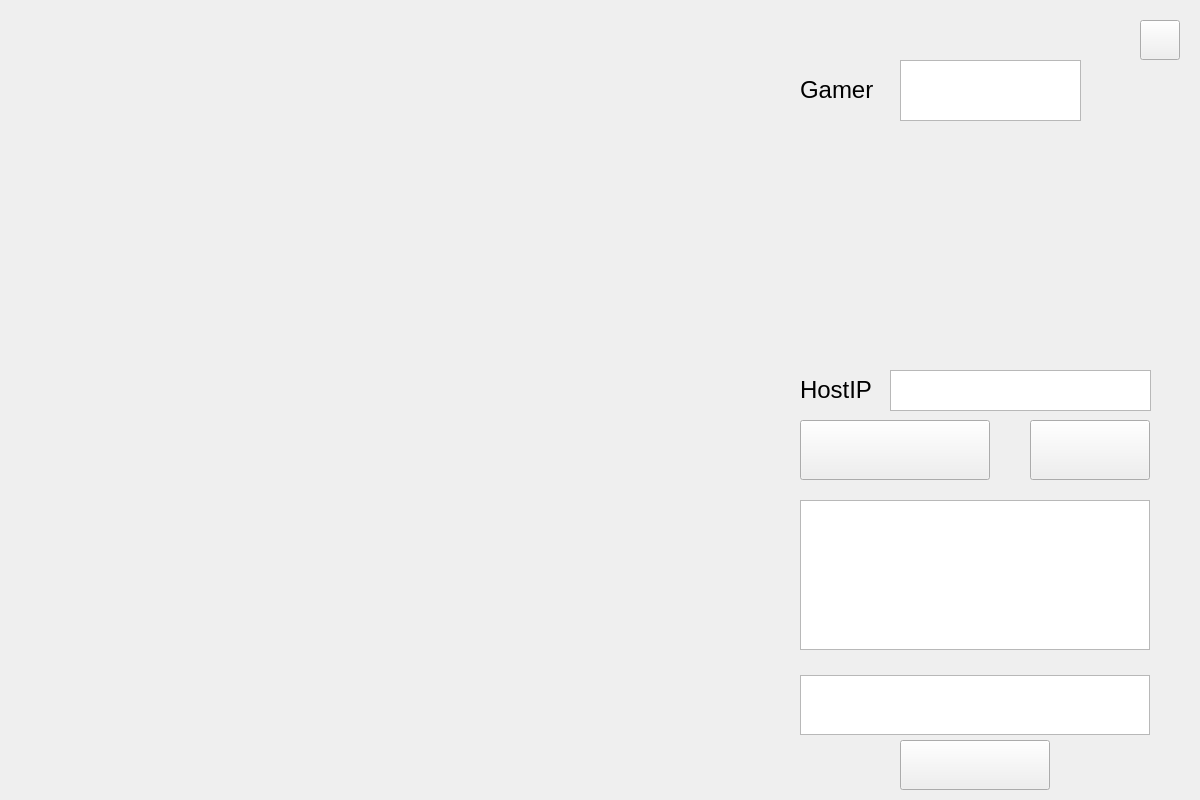
Old version of the form Surakarta/myclientwindow.ui in the repository zhan2511/QT-Surakarta.
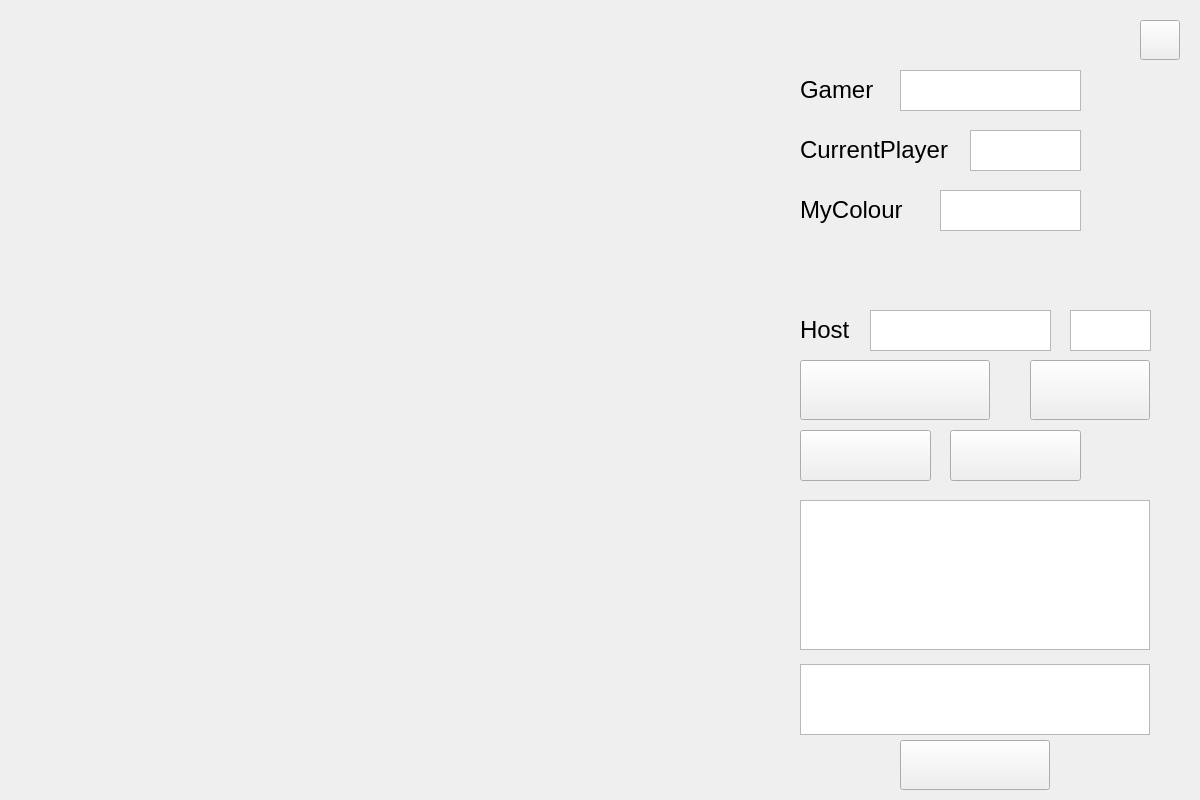
New version of the form.

```diff
--- a/Surakarta/myclientwindow.ui
+++ b/Surakarta/myclientwindow.ui
@@ -17,9 +17,9 @@
    <property name="geometry">
     <rect>
      <x>800</x>
-     <y>675</y>
+     <y>664</y>
      <width>350</width>
-     <height>60</height>
+     <height>71</height>
     </rect>
    </property>
   </widget>
@@ -52,9 +52,9 @@
   <widget class="QTextEdit" name="HostIPText">
    <property name="geometry">
     <rect>
-     <x>890</x>
-     <y>370</y>
-     <width>261</width>
+     <x>870</x>
+     <y>310</y>
+     <width>181</width>
      <height>41</height>
     </rect>
    </property>
@@ -63,7 +63,7 @@
    <property name="geometry">
     <rect>
      <x>800</x>
-     <y>420</y>
+     <y>360</y>
      <width>190</width>
      <height>60</height>
     </rect>
@@ -89,22 +89,22 @@
    <property name="geometry">
     <rect>
      <x>800</x>
-     <y>370</y>
-     <width>81</width>
+     <y>310</y>
+     <width>61</width>
      <height>41</height>
     </rect>
    </property>
    <property name="text">
-    <string>&lt;html&gt;&lt;head/&gt;&lt;body&gt;&lt;p&gt;&lt;span style=&quot; font-size:18pt;&quot;&gt;HostIP&lt;/span&gt;&lt;/p&gt;&lt;/body&gt;&lt;/html&gt;</string>
+    <string>&lt;html&gt;&lt;head/&gt;&lt;body&gt;&lt;p&gt;&lt;span style=&quot; font-size:18pt;&quot;&gt;Host&lt;/span&gt;&lt;/p&gt;&lt;/body&gt;&lt;/html&gt;</string>
    </property>
   </widget>
   <widget class="QTextEdit" name="NameText">
    <property name="geometry">
     <rect>
      <x>900</x>
-     <y>60</y>
+     <y>70</y>
      <width>181</width>
-     <height>61</height>
+     <height>41</height>
     </rect>
    </property>
   </widget>
@@ -125,7 +125,7 @@
    <property name="geometry">
     <rect>
      <x>1030</x>
-     <y>420</y>
+     <y>360</y>
      <width>120</width>
      <height>60</height>
     </rect>
@@ -134,6 +134,107 @@
     <string/>
    </property>
   </widget>
+  <widget class="QTextEdit" name="CurrentplayerText">
+   <property name="geometry">
+    <rect>
+     <x>970</x>
+     <y>130</y>
+     <width>111</width>
+     <height>41</height>
+    </rect>
+   </property>
+   <property name="readOnly">
+    <bool>true</bool>
+   </property>
+  </widget>
+  <widget class="QLabel" name="CurrentPlayer">
+   <property name="geometry">
+    <rect>
+     <x>800</x>
+     <y>130</y>
+     <width>171</width>
+     <height>41</height>
+    </rect>
+   </property>
+   <property name="text">
+    <string>&lt;html&gt;&lt;head/&gt;&lt;body&gt;&lt;p&gt;&lt;span style=&quot; font-size:18pt;&quot;&gt;CurrentPlayer&lt;/span&gt;&lt;/p&gt;&lt;/body&gt;&lt;/html&gt;</string>
+   </property>
+  </widget>
+  <widget class="QTextEdit" name="MeText">
+   <property name="geometry">
+    <rect>
+     <x>940</x>
+     <y>190</y>
+     <width>141</width>
+     <height>41</height>
+    </rect>
+   </property>
+   <property name="readOnly">
+    <bool>true</bool>
+   </property>
+  </widget>
+  <widget class="QLabel" name="MyColour">
+   <property name="geometry">
+    <rect>
+     <x>800</x>
+     <y>190</y>
+     <width>121</width>
+     <height>41</height>
+    </rect>
+   </property>
+   <property name="text">
+    <string>&lt;html&gt;&lt;head/&gt;&lt;body&gt;&lt;p&gt;&lt;span style=&quot; font-size:18pt;&quot;&gt;MyColour&lt;/span&gt;&lt;/p&gt;&lt;/body&gt;&lt;/html&gt;</string>
+   </property>
+  </widget>
+  <widget class="QPushButton" name="Agent">
+   <property name="geometry">
+    <rect>
+     <x>950</x>
+     <y>430</y>
+     <width>131</width>
+     <height>51</height>
+    </rect>
+   </property>
+   <property name="text">
+    <string/>
+   </property>
+  </widget>
+  <widget class="QPushButton" name="Resign">
+   <property name="geometry">
+    <rect>
+     <x>800</x>
+     <y>430</y>
+     <width>131</width>
+     <height>51</height>
+    </rect>
+   </property>
+   <property name="text">
+    <string/>
+   </property>
+  </widget>
+  <widget class="QTextEdit" name="PortText">
+   <property name="geometry">
+    <rect>
+     <x>1070</x>
+     <y>310</y>
+     <width>81</width>
+     <height>41</height>
+    </rect>
+   </property>
+  </widget>
+  <widget class="QLabel" name="IsAgent">
+   <property name="geometry">
+    <rect>
+     <x>1100</x>
+     <y>430</y>
+     <width>51</width>
+     <height>51</height>
+    </rect>
+   </property>
+   <property name="text">
+    <string/>
+   </property>
+  </widget>
  </widget>
  <resources/>
  <connections/>
```
Left out of the diff: 4 changed lines with no effect on the pictures.
